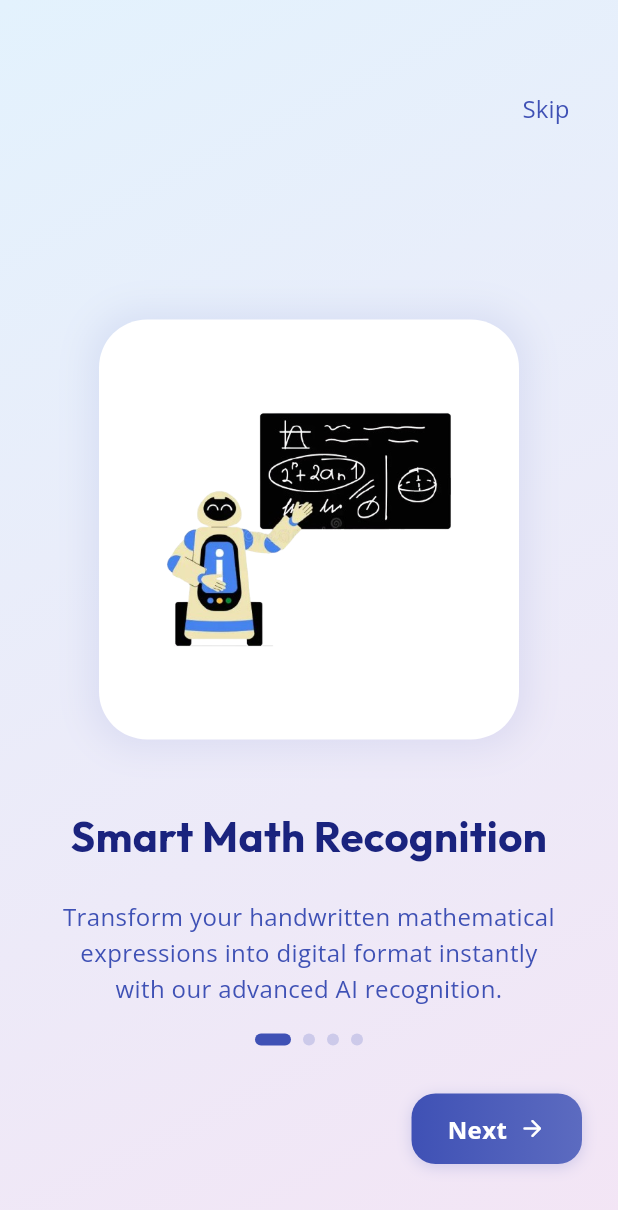
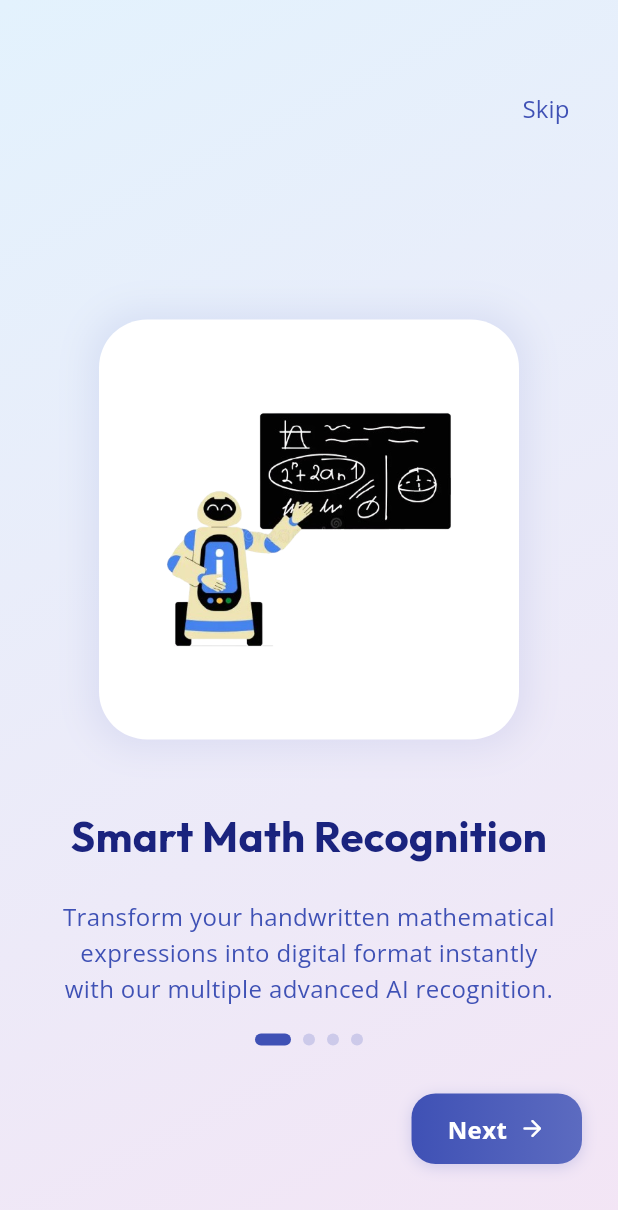
Before and after one commit to amandangol/MathScribble-AI, a Flutter app: the screen it shows after launch, on a phone screen of 412 x 824 dp. Shown: the top 1210 px of the screen. Run offline on Flutter 3.47's test engine with Material 3 defaults, Android fonts, the phone set to English and light mode, and no system bars; our stand-ins replace flutter_dotenv, google_generative_ai, shared_preferences; missing offline and left inert: onnxruntime.

```diff
--- a/lib/screens/onboardingscreen/onboarding_screen.dart
+++ b/lib/screens/onboardingscreen/onboarding_screen.dart
@@ -16,7 +16,7 @@ class _OnboardingScreenState extends State<OnboardingScreen> {
     OnboardingPage(
       title: 'Smart Math Recognition',
       description:
-          'Transform your handwritten mathematical expressions into digital format instantly with our advanced AI recognition.',
+          'Transform your handwritten mathematical expressions into digital format instantly with our multiple advanced AI recognition.',
       image: 'assets/images/onboard1.png',
       backgroundColor: const Color(0xFFF0F3FF),
       iconData: Icons.auto_awesome,
```
Also changed, not shown: 1 other file.
